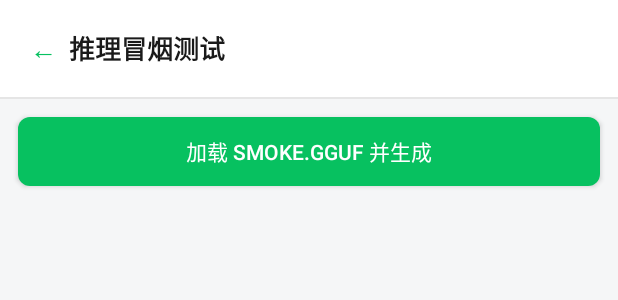
After one commit to solidjoker/notifyme, an Android app: the layout activity_engine_smoke.xml on its own in the app's theme, with its tools: preview values and no code run, on a phone screen of 412 x 824 dp. The commit adds this screen. Shown: the top 300 px of the screen. Run offline under Robolectric (Android 15) with nearby library versions, the light colour scheme and no system bars.

Commit message:
M4.2 端侧推理冒烟页：MuMu x86_64 实测 GGUF 加载+生成通过
- EngineSmokeActivity（仅 debug，release finish 兜底）：加载 files/smoke.gguf
  跑一次 system+user 非流式补全，显示耗时与结果/失败
- activity_engine_smoke 布局；控制台卡10 btnEngineSmoke（仅 debug 可见）
- 实测 Qwen2.5-0.5B-Instruct q4_k_m：模型加载约 1.1s，
  完整补全 4064ms，输出连贯中文，原生链路验证通过
- 冒烟模型与产物均为本地临时文件，不入库

```diff
--- a/app/src/main/AndroidManifest.xml
+++ b/app/src/main/AndroidManifest.xml
@@ -59,6 +59,7 @@
         <activity android:name=".SourcesActivity" android:exported="false" />
         <activity android:name=".RedactorPreviewActivity" android:exported="false" />
         <activity android:name=".CaptureDiagnosticsActivity" android:exported="false" />
+        <activity android:name=".EngineSmokeActivity" android:exported="false" />
         <activity android:name=".ReminderListActivity" android:exported="false" />
         <activity android:name=".AnalysisListActivity" android:exported="false" />
         <activity android:name=".ConversationActivity" android:exported="false" />
--- /dev/null
+++ b/app/src/main/res/layout/activity_engine_smoke.xml
@@ -0,0 +1,76 @@
+<?xml version="1.0" encoding="utf-8"?>
+<!-- M4 推理冒烟页（仅 debug 构建可进入）：按钮触发加载+生成，结果文本展示。 -->
+<LinearLayout xmlns:android="http://schemas.android.com/apk/res/android"
+    android:layout_width="match_parent"
+    android:layout_height="match_parent"
+    android:background="@color/page_bg"
+    android:orientation="vertical">
+
+    <LinearLayout
+        android:layout_width="match_parent"
+        android:layout_height="wrap_content"
+        android:background="@color/card_bg"
+        android:gravity="center_vertical"
+        android:orientation="horizontal"
+        android:padding="12dp">
+
+        <TextView
+            android:id="@+id/btnBack"
+            android:layout_width="wrap_content"
+            android:layout_height="wrap_content"
+            android:padding="8dp"
+            android:text="@string/nav_back"
+            android:textColor="@color/brand_green"
+            android:textSize="18sp" />
+
+        <TextView
+            android:layout_width="0dp"
+            android:layout_height="wrap_content"
+            android:layout_weight="1"
+            android:text="@string/smoke_title"
+            android:textColor="@color/text_primary"
+            android:textSize="17sp"
+            android:textStyle="bold" />
+    </LinearLayout>
+
+    <View
+        android:layout_width="match_parent"
+        android:layout_height="1dp"
+        android:background="@color/divider" />
+
+    <Button
+        android:id="@+id/btnRunSmoke"
+        android:layout_width="match_parent"
+        android:layout_height="46dp"
+        android:layout_margin="12dp"
+        android:background="@drawable/btn_primary"
+        android:minHeight="0dp"
+        android:text="@string/smoke_run"
+        android:textColor="@color/card_bg"
+        android:textSize="14sp" />
+
+    <TextView
+        android:id="@+id/tvSmokeStatus"
+        android:layout_width="match_parent"
+        android:layout_height="wrap_content"
+        android:layout_marginStart="12dp"
+        android:layout_marginEnd="12dp"
+        android:textColor="@color/text_secondary"
+        android:textSize="13sp" />
+
+    <androidx.core.widget.NestedScrollView
+        android:layout_width="match_parent"
+        android:layout_height="0dp"
+        android:layout_weight="1">
+
+        <TextView
+            android:id="@+id/tvSmokeResult"
+            android:layout_width="match_parent"
+            android:layout_height="wrap_content"
+            android:padding="12dp"
+            android:textColor="@color/text_primary"
+            android:textIsSelectable="true"
+            android:textSize="14sp" />
+    </androidx.core.widget.NestedScrollView>
+
+</LinearLayout>
--- a/app/src/main/res/values/strings.xml
+++ b/app/src/main/res/values/strings.xml
@@ -190,6 +190,13 @@
     <string name="diag_hint_restart">监听服务显示未连接时，可在控制台关闭再打开通知监听开关</string>
     <string name="open_source_app">打开应用</string>
     <string name="open_source_app_failed">无法打开：未找到该应用</string>
+    <string name="smoke_title">推理冒烟测试</string>
+    <string name="smoke_run">加载 smoke.gguf 并生成</string>
+    <string name="smoke_missing_model">未找到 files/smoke.gguf</string>
+    <string name="smoke_loading">加载与生成中（首次加载较慢）…</string>
+    <string name="smoke_done">完成，耗时 %1$d ms</string>
+    <string name="smoke_failed">失败：%1$s</string>
+    <string name="btn_engine_smoke">调试：端侧推理冒烟</string>
     <string name="sync_push_switch">启用服务器上报（关闭后消息继续累积，开启时补报）</string>
 
     <!-- 聊天记录提取（服务端安卓库直读，走 serverUrl 同源 /admin/extract） -->
```
Also changed, not shown: app/src/main/java/com/notifyme/android/ConsoleActivity.kt (+7 -0 lines), app/src/main/java/com/notifyme/android/EngineSmokeActivity.kt (added, +74 -0 lines), app/src/main/res/layout/activity_console.xml (+12 -0 lines).
